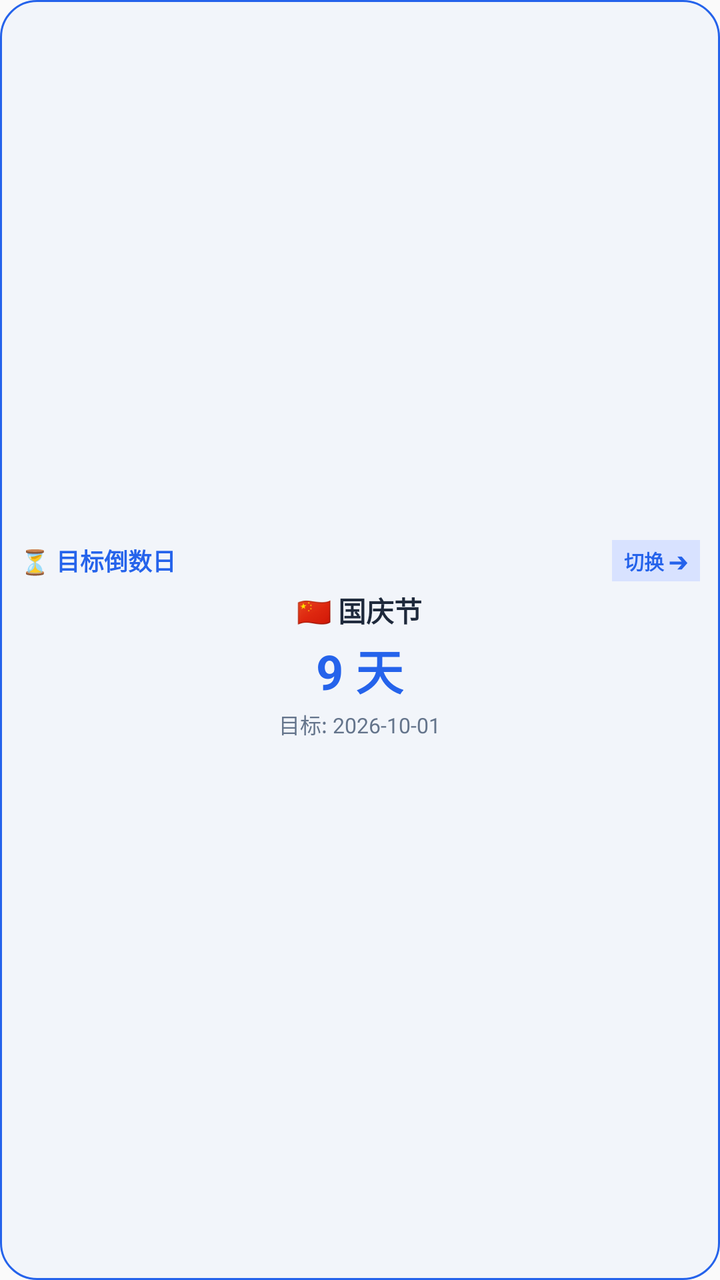
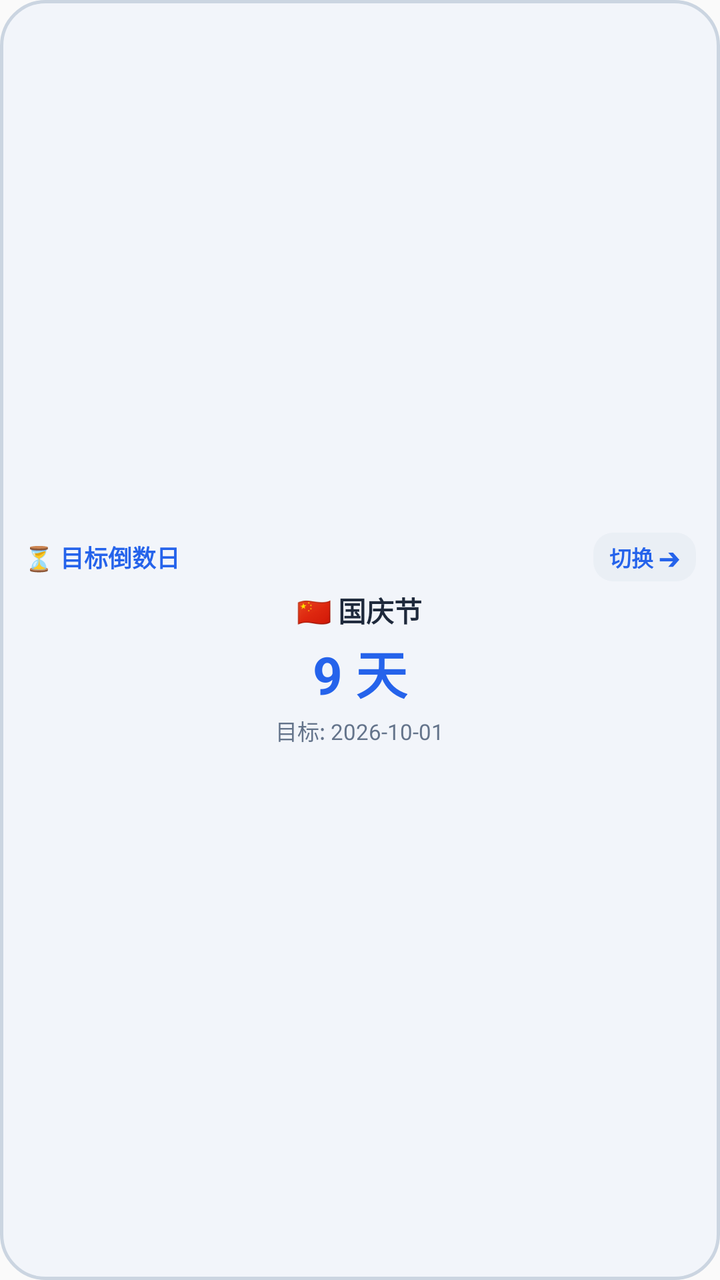

Compare the two renders of this Android layout. The source of the first and the diff that turns it into the second are given below.
<!-- AndroidManifest.xml: application theme Theme.DateCalculator -->
<!-- res/layout/widget_countdown.xml -->
<?xml version="1.0" encoding="utf-8"?>
<LinearLayout xmlns:android="http://schemas.android.com/apk/res/android"
    android:layout_width="match_parent"
    android:layout_height="match_parent"
    android:orientation="vertical"
    android:background="@drawable/widget_bg_rounded"
    android:padding="10dp"
    android:gravity="center">

    <LinearLayout
        android:layout_width="match_parent"
        android:layout_height="wrap_content"
        android:orientation="horizontal"
        android:gravity="center_vertical">

        <TextView
            android:id="@+id/widget_title"
            android:layout_width="0dp"
            android:layout_height="wrap_content"
            android:layout_weight="1"
            android:text="⏳ 目标倒数日"
            android:textSize="12sp"
            android:textStyle="bold"
            android:textColor="#2563EB" />

        <TextView
            android:id="@+id/btn_next_countdown"
            android:layout_width="wrap_content"
            android:layout_height="wrap_content"
            android:text="切换 ➔"
            android:textSize="10sp"
            android:textStyle="bold"
            android:textColor="#2563EB"
            android:background="#D8E2FF"
            android:paddingHorizontal="6dp"
            android:paddingVertical="3dp" />
    </LinearLayout>

    <TextView
        android:id="@+id/widget_event_name"
        android:layout_width="wrap_content"
        android:layout_height="wrap_content"
        android:text="🇨🇳 国庆节"
        android:textSize="14sp"
        android:textStyle="bold"
        android:textColor="#1E293B"
        android:layout_marginTop="4dp" />

    <TextView
        android:id="@+id/widget_days"
        android:layout_width="wrap_content"
        android:layout_height="wrap_content"
        android:text="9 天"
        android:textSize="24sp"
        android:textStyle="bold"
        android:textColor="#2563EB"
        android:layout_marginTop="2dp" />

    <TextView
        android:id="@+id/widget_date_detail"
        android:layout_width="wrap_content"
        android:layout_height="wrap_content"
        android:text="目标: 2026-10-01"
        android:textSize="10.5sp"
        android:textColor="#64748B"
        android:layout_marginTop="2dp" />
</LinearLayout>
<!-- resources referenced by this layout -->
<resources>
  <!-- drawable widget_bg_rounded (drawable) -->
  <?xml version="1.0" encoding="utf-8"?>
  <shape xmlns:android="http://schemas.android.com/apk/res/android">
      <solid android:color="#F2F5FA" />
      <corners android:radius="18dp" />
      <stroke android:width="1dp" android:color="#2563EB" />
  </shape>
  <style name="Theme.DateCalculator" parent="android:Theme.Material.Light.NoActionBar" />
</resources>

<!-- the commit's change to res/layout/widget_countdown.xml (unified diff, before → after) -->
@@ -3,8 +3,8 @@
     android:layout_width="match_parent"
     android:layout_height="match_parent"
     android:orientation="vertical"
-    android:background="@drawable/widget_bg_rounded"
-    android:padding="10dp"
+    android:background="@drawable/widget_bg_neumorphic"
+    android:padding="12dp"
     android:gravity="center">
 
     <LinearLayout
@@ -28,12 +28,12 @@
             android:layout_width="wrap_content"
             android:layout_height="wrap_content"
             android:text="切换 ➔"
-            android:textSize="10sp"
+            android:textSize="11sp"
             android:textStyle="bold"
             android:textColor="#2563EB"
-            android:background="#D8E2FF"
-            android:paddingHorizontal="6dp"
-            android:paddingVertical="3dp" />
+            android:background="@drawable/widget_chip_sunken"
+            android:paddingHorizontal="8dp"
+            android:paddingVertical="4dp" />
     </LinearLayout>
 
     <TextView
@@ -51,7 +51,7 @@
         android:layout_width="wrap_content"
         android:layout_height="wrap_content"
         android:text="9 天"
-        android:textSize="24sp"
+        android:textSize="26sp"
         android:textStyle="bold"
         android:textColor="#2563EB"
         android:layout_marginTop="2dp" />
@@ -61,7 +61,7 @@
         android:layout_width="wrap_content"
         android:layout_height="wrap_content"
         android:text="目标: 2026-10-01"
-        android:textSize="10.5sp"
+        android:textSize="11sp"
         android:textColor="#64748B"
         android:layout_marginTop="2dp" />
 </LinearLayout>
<!-- resource entries referenced after the edit -->
@@ -1,11 +1,17 @@
 <!-- resources referenced by this layout -->
 <resources>
-  <!-- drawable widget_bg_rounded (drawable) -->
+  <!-- drawable widget_bg_neumorphic (drawable) -->
   <?xml version="1.0" encoding="utf-8"?>
   <shape xmlns:android="http://schemas.android.com/apk/res/android">
       <solid android:color="#F2F5FA" />
-      <corners android:radius="18dp" />
-      <stroke android:width="1dp" android:color="#2563EB" />
+      <corners android:radius="22dp" />
+      <stroke android:width="1.5dp" android:color="#CBD5E1" />
+  </shape>
+  <!-- drawable widget_chip_sunken (drawable) -->
+  <?xml version="1.0" encoding="utf-8"?>
+  <shape xmlns:android="http://schemas.android.com/apk/res/android">
+      <solid android:color="#EAEFF5" />
+      <corners android:radius="10dp" />
   </shape>
   <style name="Theme.DateCalculator" parent="android:Theme.Material.Light.NoActionBar" />
 </resources>
